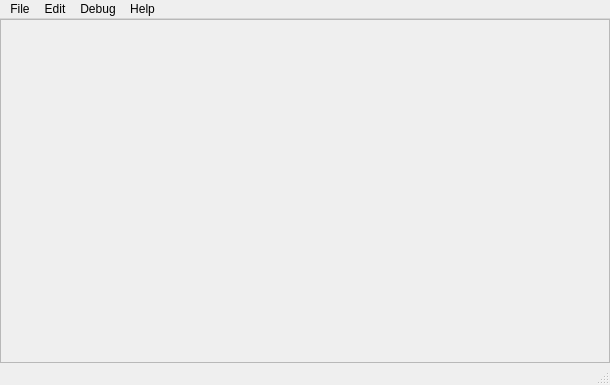
matrixsmaster/ANNA, file anna_graphica/lscseditor.ui: the form before one commit.
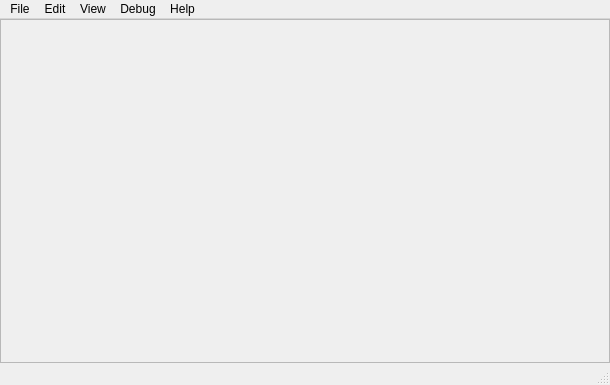
The form after the commit. Icons and pictures are not drawn.

```diff
--- a/anna_graphica/lscseditor.ui
+++ b/anna_graphica/lscseditor.ui
@@ -65,8 +65,15 @@
        <string>Help</string>
       </property>
      </widget>
+     <widget class="QMenu" name="menuView">
+      <property name="title">
+       <string>View</string>
+      </property>
+      <addaction name="actionRedraw"/>
+     </widget>
      <addaction name="menuFile"/>
      <addaction name="menuEdit"/>
+     <addaction name="menuView"/>
      <addaction name="menuDebug"/>
      <addaction name="menuHelp"/>
     </widget>
```
Left out of the diff: 29 changed lines with no effect on the pictures.
